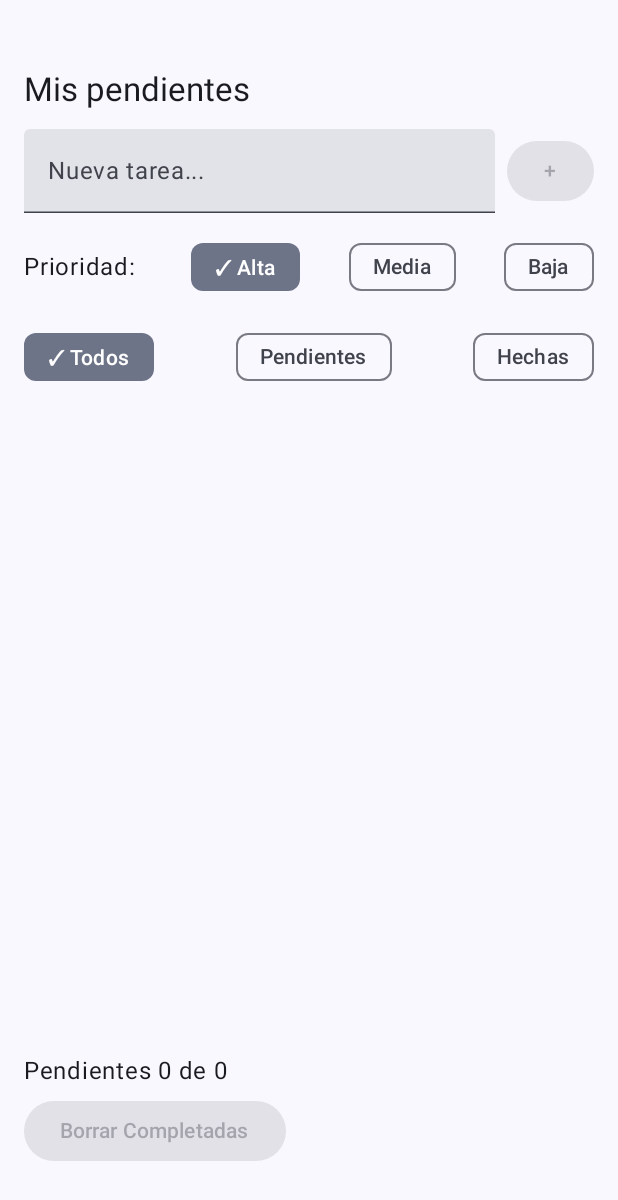
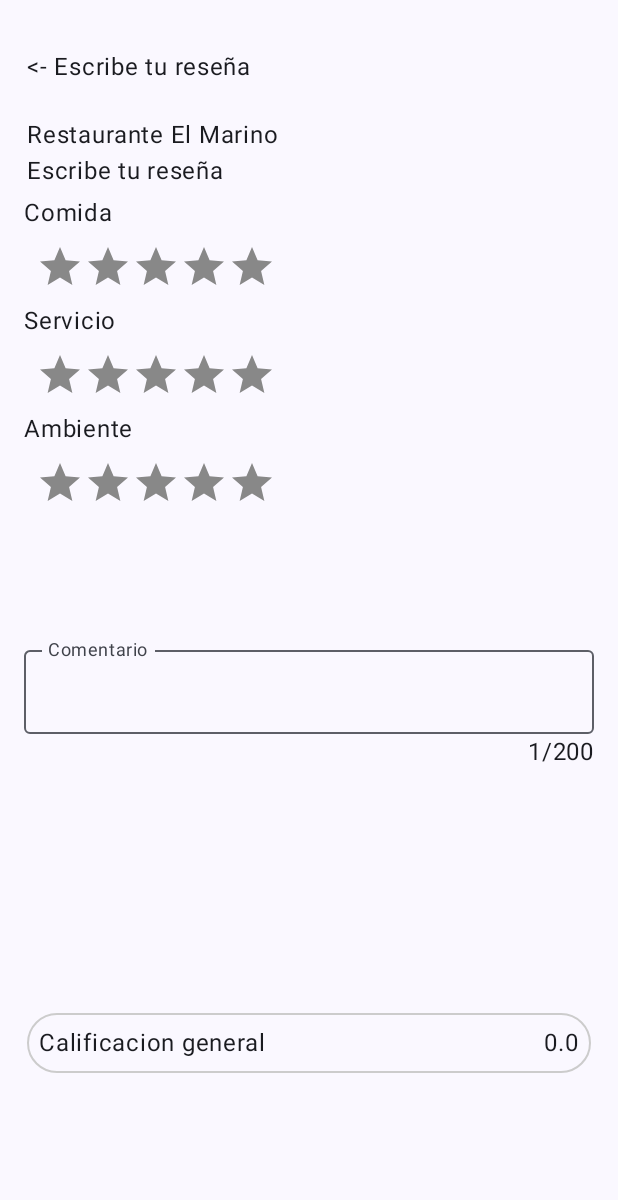
Before and after one commit to Revennat/PracticaGITAndroidU2, an Android app built with Jetpack Compose: the screen it shows after launch (MainActivity), on a phone screen of 412 x 824 dp. Shown: the top 1200 px of the screen. Run offline under Robolectric (Android 15) with nearby library versions, the phone set to English and light mode, and no system bars.

Commit message:
a medias, falta algunas cosas

```diff
--- a/app/build.gradle.kts
+++ b/app/build.gradle.kts
@@ -37,8 +37,10 @@ android {
 
 dependencies {
     implementation(platform(libs.androidx.compose.bom))
+    implementation(platform("androidx.compose:compose-bom:2025.02.00"))
     implementation(libs.androidx.activity.compose)
     implementation(libs.androidx.compose.material3)
+    implementation("androidx.compose.material:material-icons-extended")
     implementation(libs.androidx.compose.ui)
     implementation(libs.androidx.compose.ui.graphics)
     implementation(libs.androidx.compose.ui.tooling.preview)
--- a/app/src/main/java/com/example/delegar/InicioScreen.kt
+++ b/app/src/main/java/com/example/delegar/InicioScreen.kt
@@ -5,6 +5,7 @@ import androidx.compose.foundation.BorderStroke
 import androidx.compose.foundation.background
 import androidx.compose.foundation.border
 import androidx.compose.foundation.clickable
+import androidx.compose.foundation.hoverable
 import androidx.compose.foundation.interaction.MutableInteractionSource
 import androidx.compose.foundation.interaction.PressInteraction
 import androidx.compose.foundation.layout.Arrangement
@@ -20,6 +21,7 @@ import androidx.compose.foundation.layout.fillMaxWidth
 import androidx.compose.foundation.layout.height
 import androidx.compose.foundation.layout.heightIn
 import androidx.compose.foundation.layout.padding
+import androidx.compose.foundation.layout.paddingFrom
 import androidx.compose.foundation.layout.size
 import androidx.compose.foundation.layout.width
 import androidx.compose.foundation.layout.wrapContentHeight
@@ -67,6 +69,7 @@ import androidx.compose.ui.Modifier
 import androidx.compose.ui.draw.paint
 import androidx.compose.ui.draw.scale
 import androidx.compose.ui.graphics.Color
+import androidx.compose.ui.input.pointer.motionEventSpy
 import androidx.compose.ui.layout.onGloballyPositioned
 import androidx.compose.ui.platform.LocalDensity
 import androidx.compose.ui.text.font.FontFamily
@@ -80,242 +83,134 @@ import androidx.compose.ui.unit.sp
 import androidx.core.os.bundleOf
 import com.example.delegar.Componentes.Micard
 import kotlin.collections.listOf
+import androidx.compose.material.icons.Icons
+import androidx.compose.material.icons.filled.Star
+import androidx.compose.material3.OutlinedTextFieldDefaults
+import androidx.compose.material3.TextFieldColors
+import androidx.compose.material3.TextFieldDefaults
+import androidx.compose.ui.composed
 
 
-enum class Prioridad(int: Int){
-    BAJA(1), MEDIA(2), ALTA(3)
-}
-enum class Filtro{
-     TODOS,PENDIENTES, HECHAS
-}
-
-data class Tarea(val id: Int, val titulo: String, val prioridad: Prioridad, val hecha: Boolean = false)
-
 @Composable
-fun TareasScreen(modifier: Modifier) {
-    var contador = 0
-
-    val tareas = remember { mutableStateListOf<Tarea>() }
-    var tarea by remember { mutableStateOf("") }
-    var prioridadNueva by remember { mutableStateOf(Prioridad.ALTA) }
-    var filtroActual by remember { mutableStateOf(Filtro.TODOS) }
-    var mostrarDialogo by remember { mutableStateOf(false) }
-    val tareasVisibles by remember {
-        derivedStateOf {
-            when (filtroActual) {
-                Filtro.TODOS -> tareas
-                Filtro.PENDIENTES -> tareas.filter { !it.hecha }
-                Filtro.HECHAS -> tareas.filter { it.hecha }
-            }
-        }
-    }
-
-    val pendientes by remember {
-        derivedStateOf {
-            tareas.count() { !it.hecha }
-        }
-    }
-
-    Column(
-        modifier = Modifier
-            .fillMaxSize()
-            .padding(top = 46.dp, bottom = 46.dp, start = 16.dp, end = 16.dp), // Margen general para que no pegue a los bordes del teléfono
-        verticalArrangement = Arrangement.spacedBy(12.dp)
-    ) {
-        // Título
-        Text(
-            text = "Mis pendientes",
-            style = MaterialTheme.typography.titleLarge
-        )
-
-        // Fila de Input y Botón de Agregar
-        Row(
-            modifier = Modifier.fillMaxWidth(),
-            horizontalArrangement = Arrangement.spacedBy(8.dp),
-            verticalAlignment = Alignment.CenterVertically
-        ) {
-            TextField(
-                value = tarea,
-                onValueChange = { cambio -> tarea = cambio },
-                modifier = Modifier.weight(1f),
-                placeholder = { Text("Nueva tarea...") }
+fun RatingBar(rating: Int, onRatingChange: (Int) -> Unit, modifier: Modifier = Modifier)
+{
+    Row(
+        modifier.fillMaxWidth().padding(8.dp)
+    )
+    {
+        for (i in 1..5) {
+            Icon(
+                imageVector = Icons.Default.Star,
+                contentDescription = "Estrella $i",
+                tint = if (i <= rating) Color(0xFFFFB000) else Color.Gray,
+                modifier = Modifier
+                    .size(32.dp)
+                    .clickable { onRatingChange(i) }
             )
-            Button(
-                onClick = {
-                    if (tarea.isNotEmpty()) {
-                        tareas.add(Tarea(contador++, tarea.trim(), prioridadNueva))
-                        tarea = ""
-                    }
-                },
-                enabled = tarea.isNotEmpty()
-            ) {
-                Text("+")
-            }
-        }
-
-        // Fila de Prioridades
-        Row(
-            modifier = Modifier.fillMaxWidth(),
-            horizontalArrangement = Arrangement.SpaceBetween,
-            verticalAlignment = Alignment.CenterVertically
-        ) {
-            Text("Prioridad: ")
-            FilterChip(
-                selected = prioridadNueva == Prioridad.ALTA,
-                onClick = { prioridadNueva = Prioridad.ALTA },
-                label = { Text(if (prioridadNueva != Prioridad.ALTA) "Alta" else "✓ Alta") }
-            )
-            FilterChip(
-                selected = prioridadNueva == Prioridad.MEDIA,
-                onClick = { prioridadNueva = Prioridad.MEDIA },
-                label = { Text(if (prioridadNueva != Prioridad.MEDIA) "Media" else "✓ Media") }
-            )
-            FilterChip(
-                selected = prioridadNueva == Prioridad.BAJA,
-                onClick = { prioridadNueva = Prioridad.BAJA },
-                label = { Text(if (prioridadNueva != Prioridad.BAJA) "Baja" else "✓ Baja") }
-            )
-        }
-
-        // Fila de Filtros (Todos, Pendientes, Hechas)
-        Row(
-            modifier = Modifier.fillMaxWidth(),
-            horizontalArrangement = Arrangement.SpaceBetween,
-            verticalAlignment = Alignment.CenterVertically
-        ) {
-            FilterChip(
-                selected = filtroActual != Filtro.PENDIENTES && filtroActual != Filtro.HECHAS,
-                onClick = { filtroActual = Filtro.TODOS },
-                label = { Text(if (filtroActual != Filtro.TODOS) "Todos" else "✓ Todos") }
-            )
-            FilterChip(
-                selected = filtroActual == Filtro.PENDIENTES,
-                onClick = { filtroActual = Filtro.PENDIENTES },
-                label = { Text(if (filtroActual != Filtro.PENDIENTES) "Pendientes" else "✓ Pendientes") }
-            )
-            FilterChip(
-                selected = filtroActual == Filtro.HECHAS,
-                onClick = { filtroActual = Filtro.HECHAS },
-                label = { Text(if (filtroActual != Filtro.HECHAS) "Hechas" else "✓ Hechas") }
-            )
-        }
-
-        // Lista de tareas (Con .weight(1f) para que respete el espacio y haga scroll interno)
-        LazyColumn(
-            modifier = Modifier
-                .fillMaxWidth()
-                .weight(1f), // <- Clave para que no empuje el footer fuera de la pantalla
-            verticalArrangement = Arrangement.spacedBy(4.dp)
-        ) {
-            items(tareasVisibles) { tareaItem ->
-                TareaItem(
-                    tarea = tareaItem,
-                    onCheckedChange = { cambio ->
-                        val index = tareas.indexOf(tareaItem)
-                        if (index != -1) {
-                            tareas[index] = tareaItem.copy(hecha = cambio)
-                        }
-                    },
-                    onDelete = {
-                        tareas.remove(tareaItem) // <- Seguro y evita IndexOutOfBoundsException
-                    }
-                )
-            }
-        }
-
-        // Footer inferior fijo
-        Column(
-            modifier = Modifier.fillMaxWidth(),
-            horizontalAlignment = Alignment.Start,
-            verticalArrangement = Arrangement.spacedBy(4.dp)
-        ) {
-            Text("Pendientes ${pendientes} de ${tareas.size}")
-            Button(
-                onClick = { mostrarDialogo = true },
-                enabled = tareas.any { it.hecha }
-            ) {
-                Text("Borrar Completadas")
-            }
-
-            if (mostrarDialogo) {
-                val cantidadHechas = tareas.count { it.hecha }
-
-                ConfirmarBorradoDialog(
-                    cantidad = cantidadHechas,
-                    onConfirm = {
-                        tareas.removeAll { it.hecha }
-                        mostrarDialogo = false
-                    },
-                    onDismiss = {
-                        mostrarDialogo = false
-                    }
-                )
-            }
-        }
-    }
-}
-@Composable
-fun TareaItem(tarea: Tarea, onCheckedChange: (Boolean) -> Unit, onDelete: () -> Unit){
-
-    Box(
-        modifier = Modifier.fillMaxWidth().padding(horizontal = 8.dp, vertical = 4.dp)
-    ) {
-        Column {
-            Row(
-                modifier = Modifier
-                    .fillMaxWidth()
-                    .padding(vertical = 8.dp),
-                verticalAlignment = Alignment.CenterVertically,
-                horizontalArrangement = Arrangement.spacedBy(8.dp)
-            ) {
-                Checkbox(
-                    checked = tarea.hecha,
-                    onCheckedChange = onCheckedChange
-                )
-                Column(
-                    modifier = Modifier.weight(1f),
-                    horizontalAlignment = Alignment.Start
-                ) {
-                    Text(text = tarea.titulo, textDecoration = if (tarea.hecha) TextDecoration.LineThrough else null)
-                    Text(
-                        text = tarea.prioridad.toString(),
-                        style = MaterialTheme.typography.bodySmall,
-                        color = if (tarea.prioridad == Prioridad.ALTA) Color.Red else if (tarea.prioridad == Prioridad.MEDIA) Color.Yellow else Color.Green
-                    )
-                }
-                Button(onClick = onDelete) {
-                    Text("x")
-                }
-            }
-
-            HorizontalDivider()
         }
     }
 }
 
 @Composable
-fun ConfirmarBorradoDialog(cantidad: Int, onConfirm: () -> Unit, onDismiss: () -> Unit){
-    AlertDialog(
-        onDismissRequest = onDismiss,
-        title = {
-            Text(text = "Borrar tareas completadas")
-        },
-        text = {
-            Text(text = "¿Estás seguro de que deseas eliminar las $cantidad tareas completadas?")
-        },
-        confirmButton = {
-            TextButton(
-                onClick = onConfirm
-            ) {
-                Text("Eliminar")
-            }
-        },
-        dismissButton = {
-            TextButton(
-                onClick = onDismiss
-            ) {
-                Text("Cancelar")
-            }
+fun ResenaScreen(modifier: Modifier) {
+    var comida by remember { mutableStateOf(0) }
+    var servicio by remember { mutableStateOf( 0) }
+    var ambiente by remember { mutableStateOf(0) }
+    var comentario by remember { mutableStateOf(" ") }
+    var etiquetas by remember { mutableStateOf(setOf<String>()) }
+    var publicada by remember { mutableStateOf(false) }
+    val general by remember {
+        derivedStateOf {
+                (comida+servicio+ambiente).toDouble()/3.0
         }
+    }
+    val puedePublicar by remember {
+        derivedStateOf {
+            comida >= 1 && servicio >= 1 && ambiente >= 1 && comentario.trim().length > 20
+        }
+    }
+
+
+    Column(modifier = modifier.padding(16.dp))
+    {
+        Column(
+            modifier.fillMaxWidth().padding(2.dp).weight(0.25f).wrapContentHeight(),
+            verticalArrangement = Arrangement.SpaceBetween,
+            horizontalAlignment = Alignment.Start
+        ){
+            Text("<- Escribe tu reseña")
+        }
+        Column(
+            modifier.fillMaxWidth().padding(2.dp).weight(0.25f).wrapContentHeight(),
+            verticalArrangement = Arrangement.SpaceBetween,
+            horizontalAlignment = Alignment.Start
+        ) {
+            Text("Restaurante El Marino")
+            Text("Escribe tu reseña")
+        }
+        Column(
+            modifier.fillMaxWidth().weight(1f).wrapContentHeight(),
+            verticalArrangement = Arrangement.SpaceBetween,
+            horizontalAlignment = Alignment.Start
+        ) {
+            Text("Comida")
+            RatingBar(comida, {cambio -> comida = cambio})
+            Text("Servicio")
+            RatingBar(servicio,{cambio -> servicio = cambio})
+            Text("Ambiente")
+            RatingBar(ambiente,{cambio -> ambiente = cambio})
+            Spacer(modifier.height(10.dp))
+        }
+        Column(
+            modifier.fillMaxWidth().weight(1f).wrapContentHeight(),
+            verticalArrangement = Arrangement.SpaceBetween,
+            horizontalAlignment = Alignment.CenterHorizontally)
+        {
+            ComentarioField(comentario, onChange = {cambio -> comentario = cambio})
+        }
+        Column(
+            modifier.fillMaxWidth().weight(1f).wrapContentHeight(),
+            verticalArrangement = Arrangement.SpaceBetween,
+            horizontalAlignment = Alignment.CenterHorizontally)
+        {
+            ResumenResena(general, comentario, etiquetas)
+        }
+    }
+}
+
+@Composable
+fun ComentarioField(texto: String, onChange: (String) -> Unit, maximo: Int = 200){
+    val colorAlerta = if (texto.length > 180) Color.Red else Color.Unspecified
+    OutlinedTextField(
+        texto,
+        {onChange(it)},
+        colors = OutlinedTextFieldDefaults.colors(
+            colorAlerta,
+            colorAlerta
+        ),
+        modifier = Modifier.fillMaxWidth(),
+        label = {Text("Comentario")}
     )
+    Column(
+        modifier = Modifier.fillMaxWidth(),
+        horizontalAlignment = Alignment.End
+
+    ) {
+        Text("${texto.length}/${maximo}")
+    }
 }
+
+@Composable
+fun ResumenResena(general: Double, comentario: String, etiquetas: Set<String>){
+
+
+    Box(Modifier.fillMaxWidth().padding(2.dp).border(
+        border = BorderStroke(1.dp, color = Color.LightGray), CircleShape
+    ), Alignment.Center){
+        Row(Modifier.fillMaxWidth().padding(8.dp), horizontalArrangement = Arrangement.SpaceBetween, verticalAlignment = Alignment.CenterVertically) {
+            Text("Calificacion general")
+            Text(general.toString())
+        }
+    }
+
+}
--- a/app/src/main/java/com/example/delegar/MainActivity.kt
+++ b/app/src/main/java/com/example/delegar/MainActivity.kt
@@ -27,7 +27,7 @@ class MainActivity : ComponentActivity() {
         setContent {
             DelegarTheme {
                 Scaffold(modifier = Modifier.fillMaxSize()) { innerPadding ->
-                    TareasScreen(modifier = Modifier.padding(innerPadding))
+                    ResenaScreen(modifier = Modifier.padding(innerPadding))
                 }
             }
         }
@@ -41,7 +41,7 @@ class MainActivity : ComponentActivity() {
 fun GreetingPreview() {
     DelegarTheme {
         Scaffold(modifier = Modifier.fillMaxSize()) { innerPadding ->
-            TareasScreen(modifier = Modifier.padding(innerPadding))
+            ResenaScreen(modifier = Modifier.padding(innerPadding))
         }
     }
 }
```
